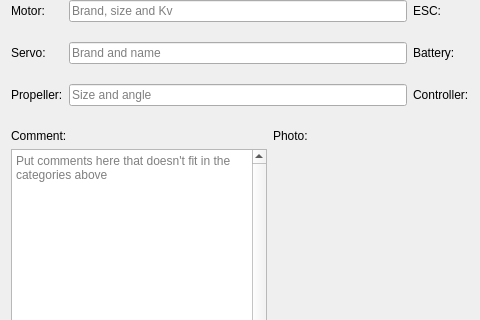
Above: ground/openpilotgcs/src/plugins/setupwizard/vehicletemplateexportdialog.ui from openpilot/OpenPilot before the change; both pictures show x 0 to 480 and y 210 to 530 of the 610 by 700 pixel window. Below: the same form after it.
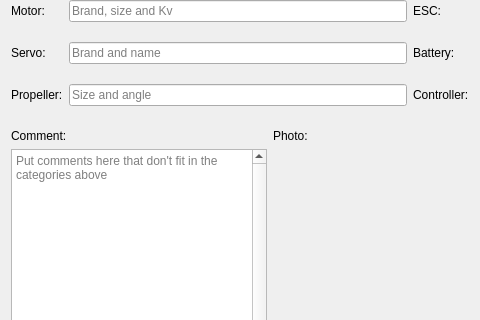
That is the form after the change.

Commit message: Typo, vehicle template form

```diff
--- a/ground/openpilotgcs/src/plugins/setupwizard/vehicletemplateexportdialog.ui
+++ b/ground/openpilotgcs/src/plugins/setupwizard/vehicletemplateexportdialog.ui
@@ -364,7 +364,7 @@
             <enum>Qt::ScrollBarAlwaysOff</enum>
            </property>
            <property name="placeholderText">
-            <string>Put comments here that doesn't fit in the categories above</string>
+            <string>Put comments here that don't fit in the categories above</string>
            </property>
           </widget>
          </item>
```
The commit also changes 1 other file.
